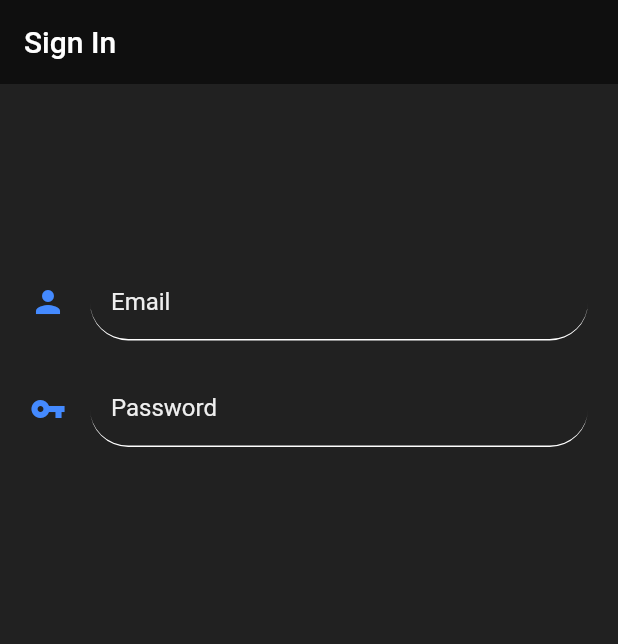
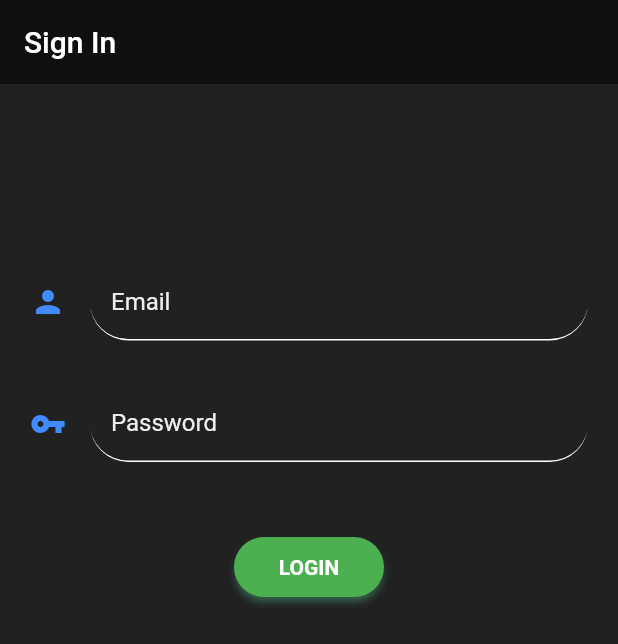
Before and after one commit to benivan/Firebase-Auth-With-Flutter, a Flutter app: the screen it shows after launch, on a phone screen of 412 x 824 dp. Shown: the top 644 px of the screen. Run offline on Flutter 3.47's test engine with Material 2 defaults, Android fonts, the phone set to English and light mode, and no system bars; our stand-ins replace firebase_auth; accounts and stored records are empty; Roboto replaces fonts that are missing (Montserrat).

Commit message:
LOGIN Button Added to login Page

```diff
--- a/lib/screen/authenticate/sign_in.dart
+++ b/lib/screen/authenticate/sign_in.dart
@@ -29,6 +29,7 @@ class _SignInState extends State<SignIn> {
                 ),
                 TextFormField(
                   decoration: InputDecoration(
+                    // ####### Take A LOOK ######
                     contentPadding: const EdgeInsets.only(
                         left: 14.0, bottom: 8.0, top: 8.0),
                     focusedBorder: OutlineInputBorder(
@@ -66,7 +67,7 @@ class _SignInState extends State<SignIn> {
                   onChanged: (val) {},
                 ),
                 SizedBox(
-                  height: 20.0,
+                  height: 30.0,
                 ),
                 TextFormField(
                   decoration: InputDecoration(
@@ -101,9 +102,34 @@ class _SignInState extends State<SignIn> {
                   },
                   // ObscureText hide the inputs as ******* Like password
                   obscureText: true,
-                  // Same as Upper Functionh,
                   onChanged: (val) {},
-                )
+                ),
+                SizedBox(
+                  height: 50.0,
+                ),
+
+                //******LOGIN BUTTON******
+                Container(
+                    height: 40.0,
+                    width: 100.0,
+                    child: Material(
+                      borderRadius: BorderRadius.circular(20.0),
+                      shadowColor: Colors.greenAccent,
+                      color: Colors.green,
+                      elevation: 2.0,
+                      child: GestureDetector(
+                        onTap: () {},
+                        child: Center(
+                          child: Text(
+                            'LOGIN',
+                            style: TextStyle(
+                                color: Colors.white,
+                                fontWeight: FontWeight.bold,
+                                fontFamily: 'Montserrat'),
+                          ),
+                        ),
+                      ),
+                    )),
               ],
             ),
           )),
```
